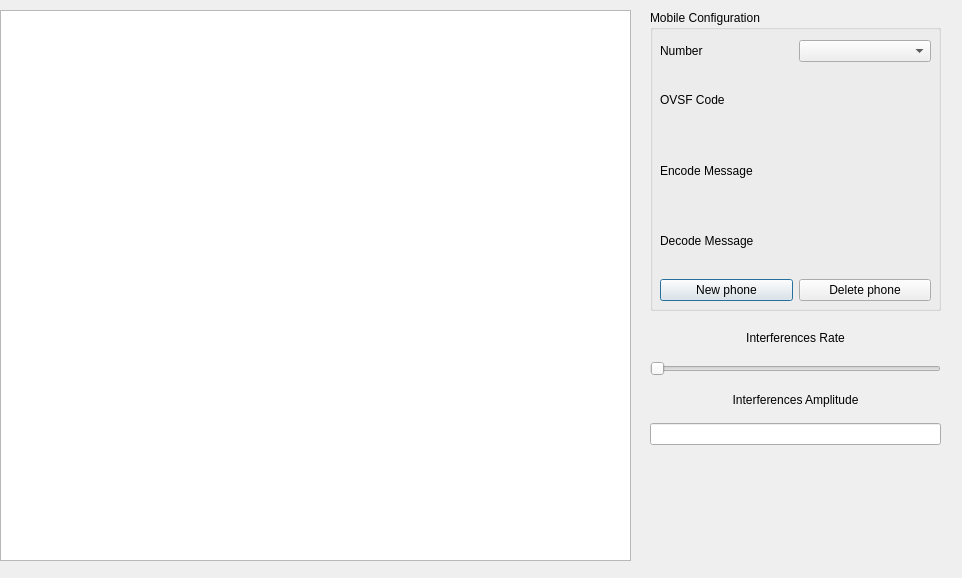
Before: the Qt Designer form gui.ui in Vskilet/UMTS-Multiplexing, drawn with Qt 5.
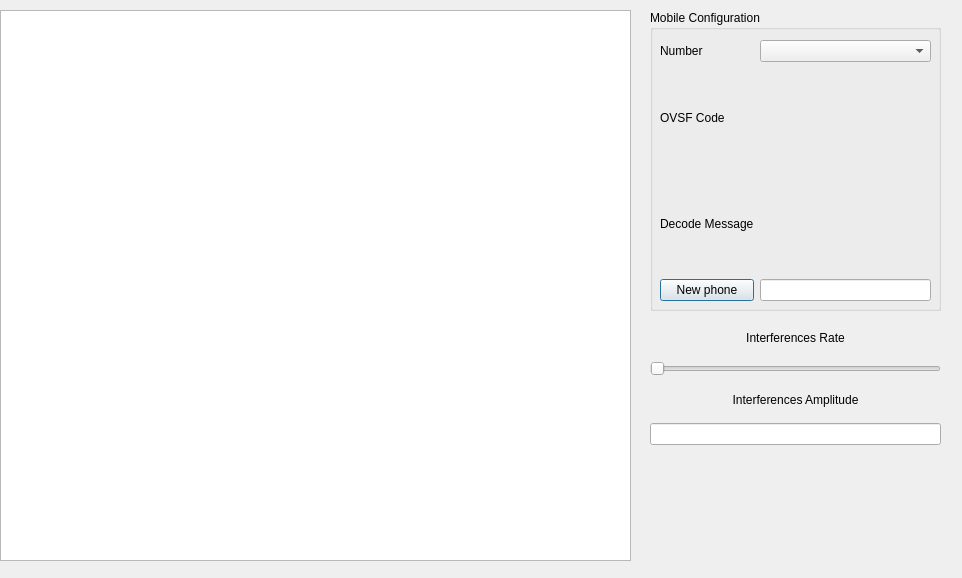
After: the same form once the commit is applied.

Commit message: changement UI for phone parameters

```diff
--- a/gui.ui
+++ b/gui.ui
@@ -45,27 +45,6 @@
      </rect>
     </property>
     <layout class="QGridLayout" name="gridLayout">
-     <item row="4" column="0">
-      <widget class="QLabel" name="LabelEncodeMessage">
-       <property name="text">
-        <string>Encode Message</string>
-       </property>
-      </widget>
-     </item>
-     <item row="4" column="1">
-      <widget class="QLabel" name="LabelTextEncodeMessage">
-       <property name="text">
-        <string/>
-       </property>
-      </widget>
-     </item>
-     <item row="2" column="0">
-      <widget class="QLabel" name="LabelNumber">
-       <property name="text">
-        <string>Number</string>
-       </property>
-      </widget>
-     </item>
      <item row="3" column="0">
       <widget class="QLabel" name="LabelOVSF">
        <property name="text">
@@ -73,8 +52,22 @@
        </property>
       </widget>
      </item>
-     <item row="2" column="1">
-      <widget class="QComboBox" name="ComboBoxNumber"/>
+     <item row="2" column="0">
+      <widget class="QLabel" name="LabelNumber">
+       <property name="text">
+        <string>Number</string>
+       </property>
+      </widget>
+     </item>
+     <item row="6" column="1">
+      <widget class="QLineEdit" name="LineEditNbPhone"/>
+     </item>
+     <item row="4" column="1">
+      <widget class="QLabel" name="LabelTextDecodeMessage">
+       <property name="text">
+        <string/>
+       </property>
+      </widget>
      </item>
      <item row="3" column="1">
       <widget class="QLabel" name="LabelTextOVSF">
@@ -83,20 +76,6 @@
        </property>
       </widget>
      </item>
-     <item row="5" column="0">
-      <widget class="QLabel" name="LabelDecodeMessage">
-       <property name="text">
-        <string>Decode Message</string>
-       </property>
-      </widget>
-     </item>
-     <item row="5" column="1">
-      <widget class="QLabel" name="LabelTextDecodeMessage">
-       <property name="text">
-        <string/>
-       </property>
-      </widget>
-     </item>
      <item row="6" column="0">
       <widget class="QPushButton" name="ButtonNewPhone">
        <property name="text">
@@ -104,10 +83,13 @@
        </property>
       </widget>
      </item>
-     <item row="6" column="1">
-      <widget class="QPushButton" name="ButtonDeletePhone">
+     <item row="2" column="1">
+      <widget class="QComboBox" name="ComboBoxNumber"/>
+     </item>
+     <item row="4" column="0">
+      <widget class="QLabel" name="LabelDecodeMessage">
        <property name="text">
-        <string>Delete phone</string>
+        <string>Decode Message</string>
        </property>
       </widget>
      </item>
```
